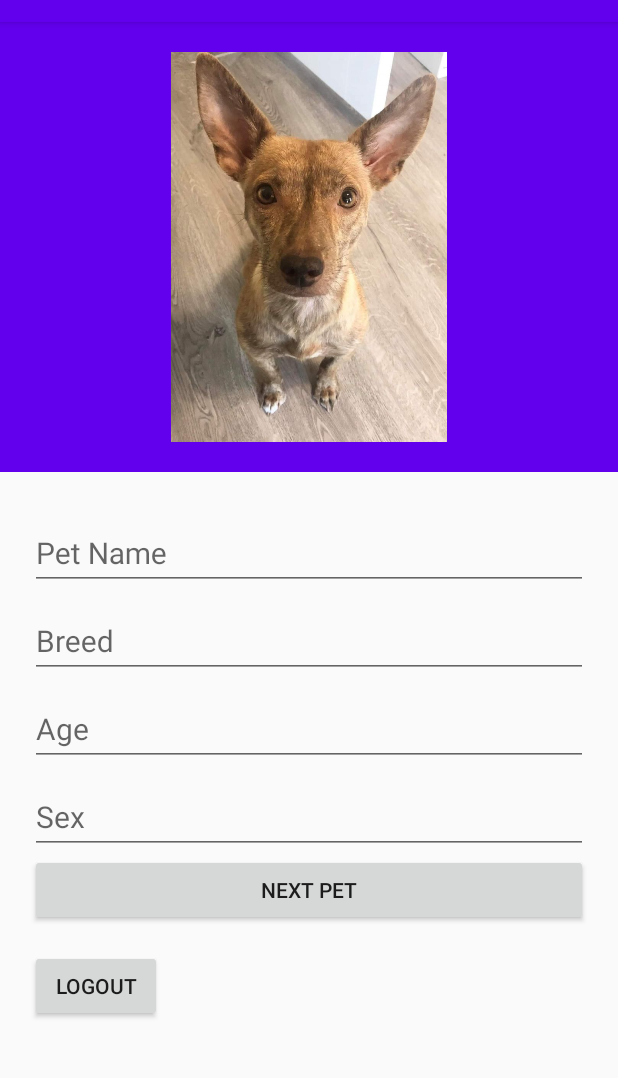
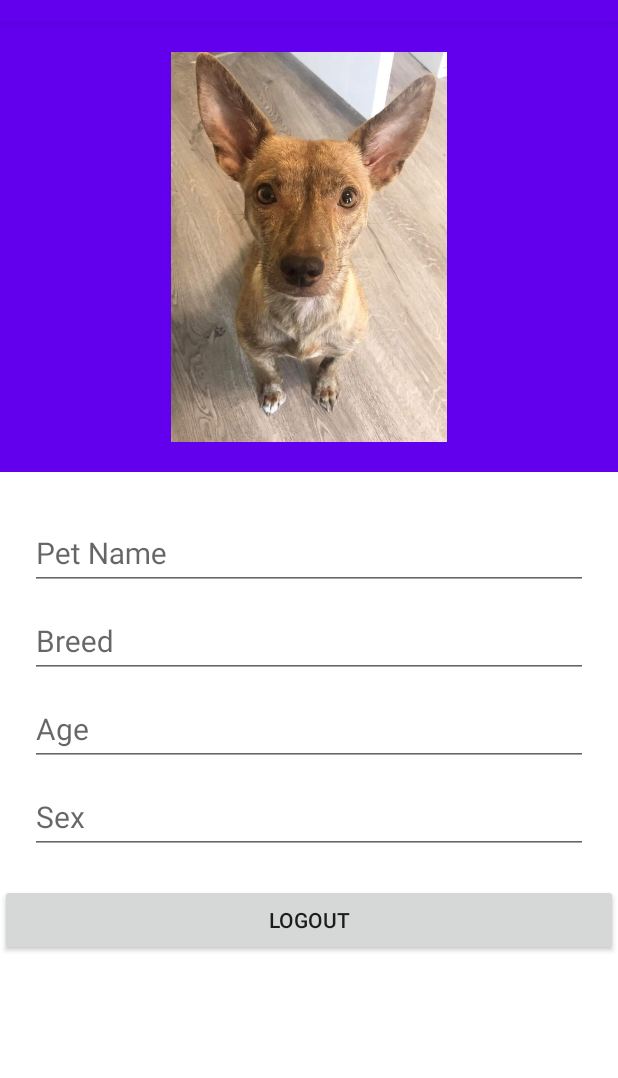
Before and after one commit to colynw/OkDoggo, an Android app: the MainActivity screen opened directly, with no data from a screen before it, on a phone screen of 412 x 824 dp, the part 62-1140 px from its top. Run offline under Robolectric (Android 15) with nearby library versions, the phone set to English and light mode, and no system bars; our stand-ins replace Firebase (no records; nobody signed in at launch, a user with empty details on screens opened directly).

Commit message:
Swiping to change the page is added so i removed the next pet button

```diff
--- a/app/src/main/res/layout/activity_main.xml
+++ b/app/src/main/res/layout/activity_main.xml
@@ -4,17 +4,16 @@
     xmlns:tools="http://schemas.android.com/tools"
     android:layout_width="match_parent"
     android:layout_height="match_parent"
+    android:background="@android:color/white"
     android:orientation="vertical"
     tools:context=".MainActivity">
-
-
 
 
     <RelativeLayout
         android:layout_width="match_parent"
         android:layout_height="300dp"
-        android:padding="20dp"
-        android:background="@color/colorPrimary">
+        android:background="@color/colorPrimary"
+        android:padding="20dp">
 
         <ImageView
             android:id="@+id/pic"
@@ -22,34 +21,30 @@
             android:layout_height="280dp"
             android:layout_alignParentTop="true"
             android:layout_alignParentEnd="true"
-            android:src="@drawable/paw2"/>
+            android:src="@drawable/paw2" />
 
     </RelativeLayout>
 
     <LinearLayout
+        android:layout_width="match_parent"
         android:layout_height="wrap_content"
-        android:layout_width="match_parent"
         android:orientation="vertical"
         android:padding="20dp">
-
-
-
-
 
 
         <com.google.android.material.textfield.TextInputLayout
             android:layout_width="match_parent"
             android:layout_height="wrap_content"
             android:hint="Pet Name">
+
             <EditText
                 android:id="@+id/Dog"
                 android:layout_width="match_parent"
                 android:layout_height="wrap_content"
+                android:focusable="false"
                 android:text="Brad"
-                android:focusable="false"
                 android:textColor="@android:color/black"
-                android:textSize="20sp"
-                />
+                android:textSize="20sp" />
         </com.google.android.material.textfield.TextInputLayout>
 
 
@@ -57,63 +52,65 @@
             android:layout_width="match_parent"
             android:layout_height="wrap_content"
             android:hint="Breed">
+
             <EditText
                 android:id="@+id/Breed"
                 android:layout_width="match_parent"
                 android:layout_height="wrap_content"
+                android:focusable="false"
                 android:text="Brad"
-                android:focusable="false"
                 android:textColor="@android:color/black"
-                android:textSize="20sp"
-                />
+                android:textSize="20sp" />
         </com.google.android.material.textfield.TextInputLayout>
 
         <com.google.android.material.textfield.TextInputLayout
             android:layout_width="match_parent"
             android:layout_height="wrap_content"
             android:hint="Age">
+
             <EditText
                 android:id="@+id/Age"
                 android:layout_width="match_parent"
                 android:layout_height="wrap_content"
+                android:focusable="false"
                 android:text="Brad"
-                android:focusable="false"
                 android:textColor="@android:color/black"
-                android:textSize="20sp"
-                />
+                android:textSize="20sp" />
         </com.google.android.material.textfield.TextInputLayout>
 
         <com.google.android.material.textfield.TextInputLayout
             android:layout_width="match_parent"
             android:layout_height="wrap_content"
             android:hint="Sex">
+
             <EditText
                 android:id="@+id/Sex"
                 android:layout_width="match_parent"
                 android:layout_height="wrap_content"
+                android:focusable="false"
                 android:text="Brad"
-                android:focusable="false"
                 android:textColor="@android:color/black"
-                android:textSize="20sp"
-                />
+                android:textSize="20sp" />
         </com.google.android.material.textfield.TextInputLayout>
 
-        <Button
-            android:id="@+id/Next_Pet"
-            android:layout_width="match_parent"
-            android:layout_height="wrap_content"
-            android:text="Next Pet"
-            android:gravity="center"/>
+
+    </LinearLayout>
+
+
+    <LinearLayout
+        android:layout_width="match_parent"
+        android:layout_height="wrap_content"
+        android:orientation="horizontal">
+
 
         <Button
             android:id="@+id/Logout"
-            android:layout_width="wrap_content"
+            android:layout_width="match_parent"
             android:layout_height="wrap_content"
-            android:layout_marginTop="16dp"
-            android:layout_marginEnd="24dp"
-            android:text="LOGOUT"
-            app:layout_constraintEnd_toEndOf="parent"
-            app:layout_constraintTop_toTopOf="parent" />
+            android:text="LOGOUT" />
+
+
+
 
     </LinearLayout>
 
```
Also changed, not shown: app/src/main/java/com/example/oktesto2/MainActivity.java (+26 -9 lines).
